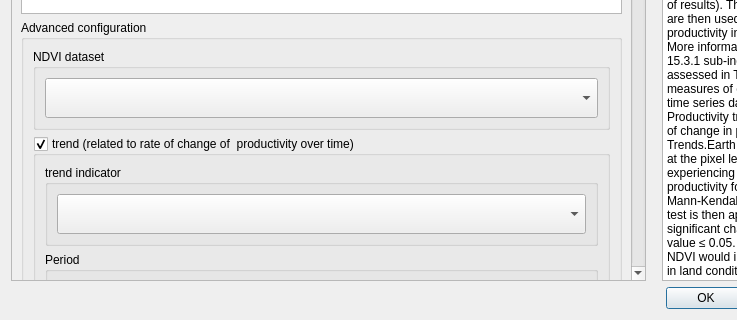
Old version of the form LDMP/gui/DlgCalculateProd.ui in the repository ConservationInternational/trends.earth; both pictures show x 0 to 737 and y 354 to 674 of the 929 by 674 pixel window.
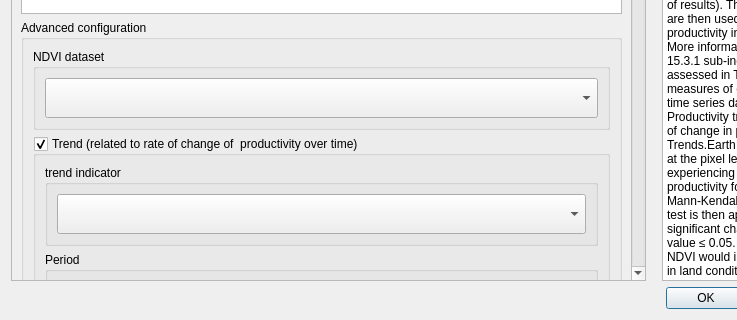
New version of the form. Custom widgets are drawn as their Qt base class.

Diff of the .ui file:
```diff
--- a/LDMP/gui/DlgCalculateProd.ui
+++ b/LDMP/gui/DlgCalculateProd.ui
@@ -284,7 +284,7 @@
               <item>
                <widget class="QGroupBox" name="groupBox_traj">
                 <property name="title">
-                 <string>trend (related to rate of change of  productivity over time)</string>
+                 <string>Trend (related to rate of change of  productivity over time)</string>
                 </property>
                 <property name="checkable">
                  <bool>true</bool>
```
